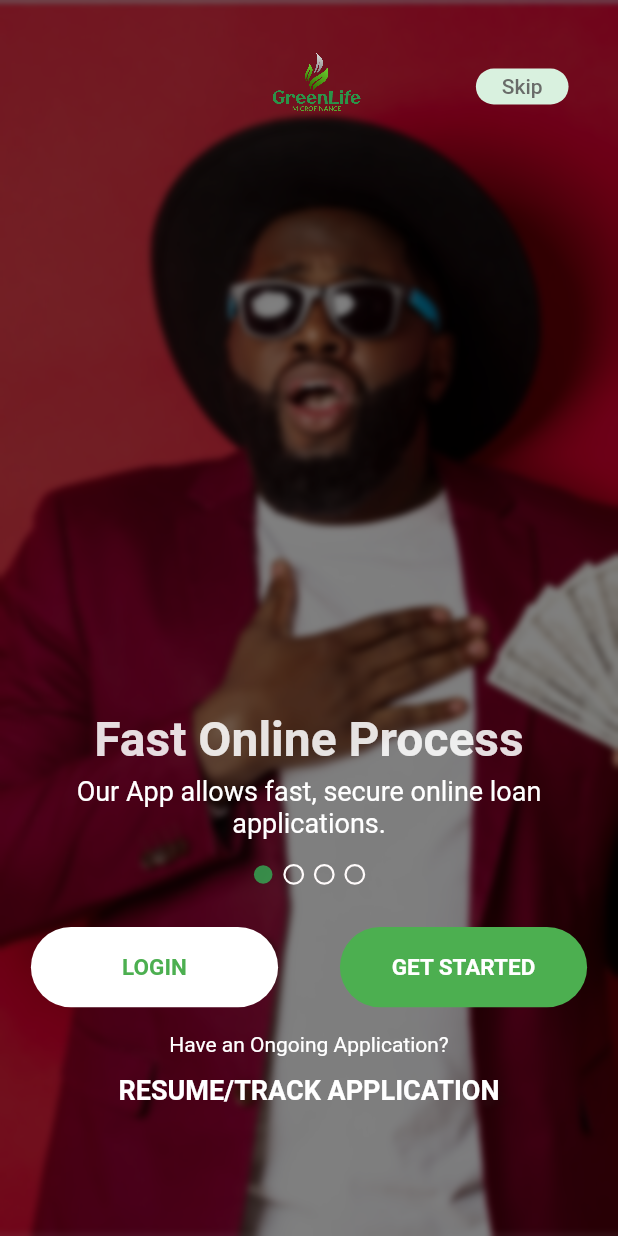
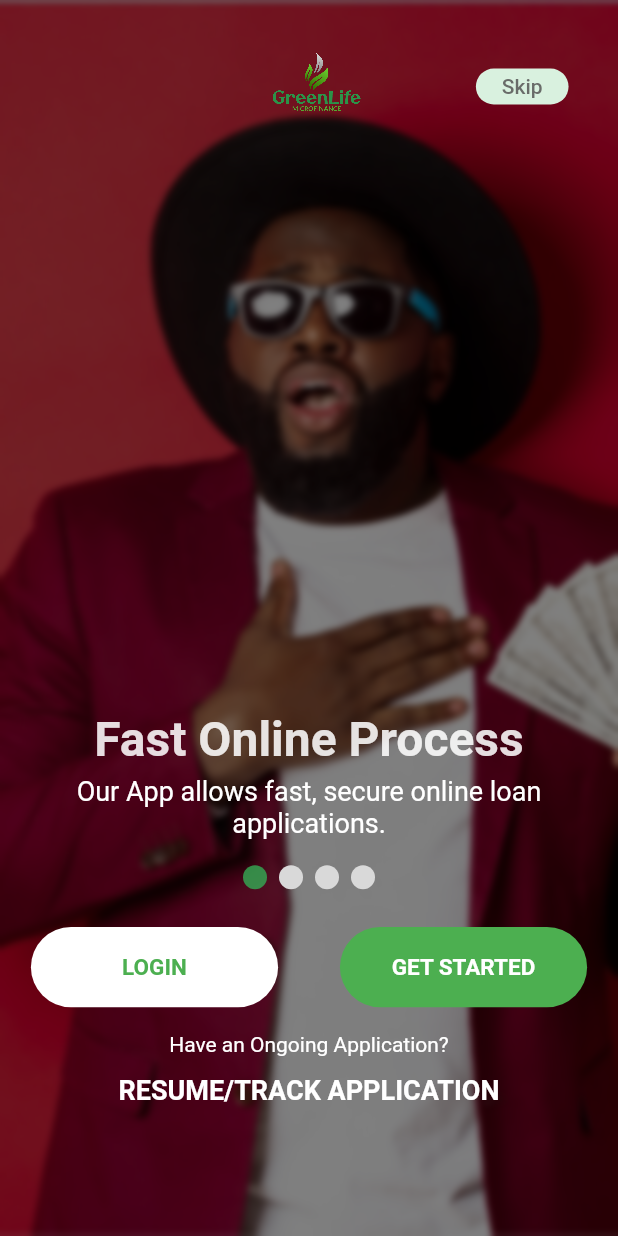
Before and after one commit to Darius253/green_life, a Flutter app: the screen it shows after launch, on a phone screen of 412 x 824 dp. Run offline on Flutter 3.47's test engine with Material 2 defaults, Android fonts, the light colour scheme and no system bars; drawn by our look-alikes of carousel_slider, smooth_page_indicator; our stand-ins replace flutter_svg, get, pin_code_fields.

Commit message:
⚙✏ Made Changes

```diff
--- a/lib/screens/onboarding_screens.dart/onboarding_screen.dart
+++ b/lib/screens/onboarding_screens.dart/onboarding_screen.dart
@@ -82,15 +82,12 @@ class _OnboardingScreenState extends State<OnboardingScreen> {
                     activeIndex: currentIndex,
                     count: pages.length,
                     axisDirection: Axis.horizontal,
-                    effect: WormEffect(
+                    effect: const WormEffect(
                         spacing: 8.0,
-                        dotWidth: width * 0.03,
-                        dotHeight: width * 0.03,
-                        paintStyle: PaintingStyle.stroke,
+                        paintStyle: PaintingStyle.fill,
                         strokeWidth: 1.5,
-                        dotColor: const Color.fromARGB(255, 255, 251, 251),
-                        activeDotColor:
-                            const Color.fromARGB(209, 52, 168, 83))),
+                        dotColor: Color.fromARGB(255, 217, 217, 217),
+                        activeDotColor: Color.fromARGB(209, 52, 168, 83))),
               ),
             ),
             Padding(
```
